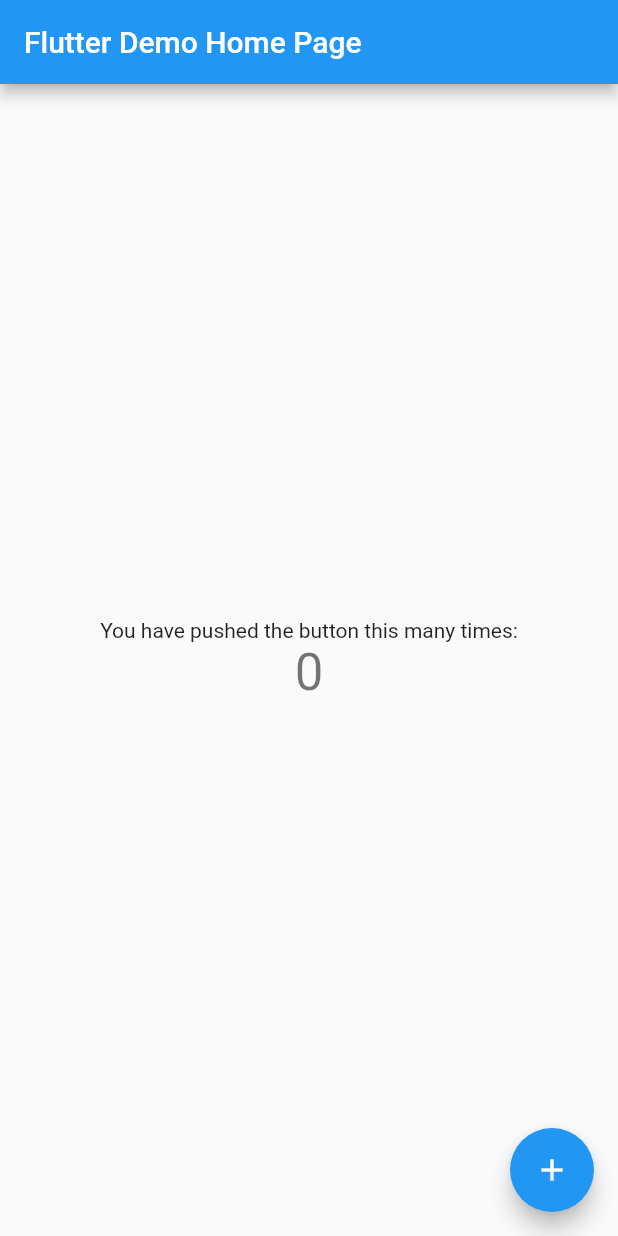
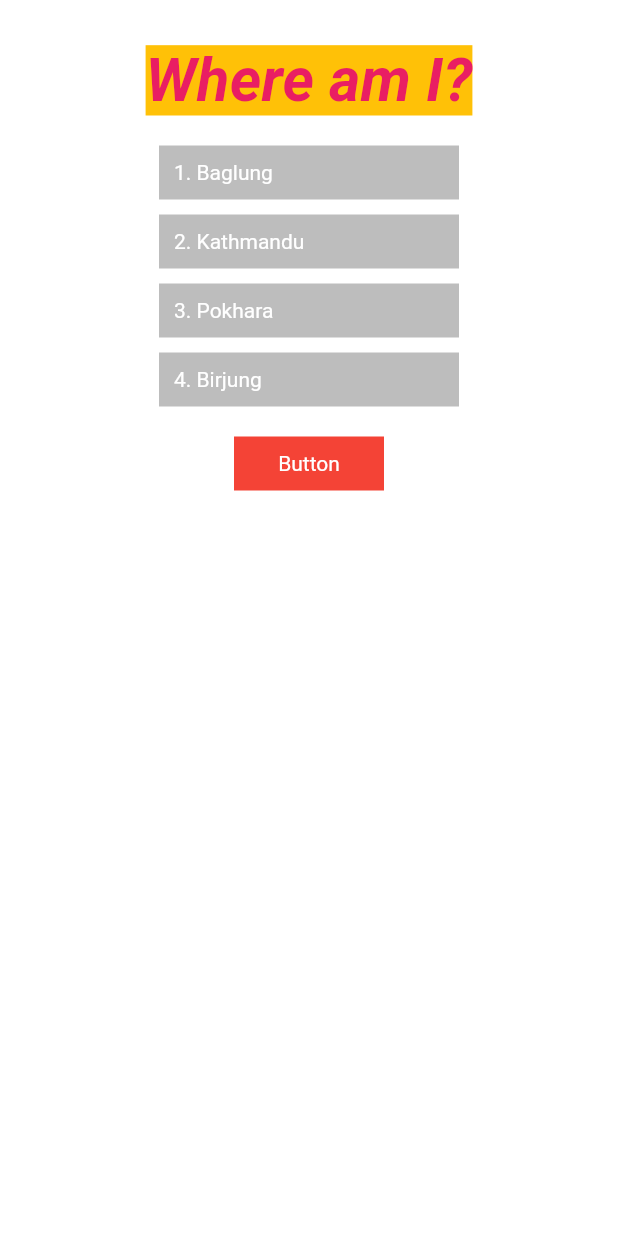
Before and after one commit to ck-lamib/Flutter, a Flutter app: the screen it shows after launch, on a phone screen of 412 x 824 dp. Run offline on Flutter 3.47's test engine with Material 2 defaults, Android fonts, the phone set to English and light mode, and no system bars.

Commit message:
adding main.dart file after learning flutter widget and gesureDectector from https://dlohani.com.np/blog/flutter-intro-nepali-series

```diff
--- a/first_flutter_app/lib/main.dart
+++ b/first_flutter_app/lib/main.dart
@@ -1,115 +1,89 @@
 import 'package:flutter/material.dart';
 
-void main() {
-  runApp(const MyApp());
+void main(List<String> args) {
+  runApp(App());
 }
 
-class MyApp extends StatelessWidget {
-  const MyApp({Key? key}) : super(key: key);
-
-  // This widget is the root of your application.
+class App extends StatelessWidget {
   @override
   Widget build(BuildContext context) {
-    return MaterialApp(
-      title: 'Flutter Demo',
-      theme: ThemeData(
-        // This is the theme of your application.
-        //
-        // Try running your application with "flutter run". You'll see the
-        // application has a blue toolbar. Then, without quitting the app, try
-        // changing the primarySwatch below to Colors.green and then invoke
-        // "hot reload" (press "r" in the console where you ran "flutter run",
-        // or simply save your changes to "hot reload" in a Flutter IDE).
-        // Notice that the counter didn't reset back to zero; the application
-        // is not restarted.
-        primarySwatch: Colors.blue,
+    return Container(
+      padding: EdgeInsets.all(20),
+      child: Column(
+        children: [
+          Container(
+            color: Colors.white,
+            padding: EdgeInsets.all(10),
+            margin: EdgeInsets.only(bottom: 10),
+            child: const Text(
+              "Where am I?",
+              textDirection: TextDirection.ltr,
+              style: TextStyle(
+                  color: Colors.pink,
+                  fontSize: 40,
+                  fontWeight: FontWeight.bold,
+                  backgroundColor: Colors.amber,
+                  fontStyle: FontStyle.italic),
+            ),
+          ),
+          Container(
+            width: 200,
+            color: Colors.grey.shade400,
+            padding: EdgeInsets.all(10),
+            margin: EdgeInsets.only(bottom: 10),
+            child: const Text(
+              "1. Baglung",
+              textDirection: TextDirection.ltr,
+            ),
+          ),
+          Container(
+            width: 200,
+            color: Colors.grey.shade400,
+            padding: EdgeInsets.all(10),
+            margin: EdgeInsets.only(bottom: 10),
+            child: const Text(
+              "2. Kathmandu",
+              textDirection: TextDirection.ltr,
+            ),
+          ),
+          Container(
+            width: 200,
+            color: Colors.grey.shade400,
+            padding: EdgeInsets.all(10),
+            margin: EdgeInsets.only(bottom: 10),
+            child: const Text(
+              "3. Pokhara",
+              textDirection: TextDirection.ltr,
+            ),
+          ),
+          Container(
+            width: 200,
+            color: Colors.grey.shade400,
+            padding: EdgeInsets.all(10),
+            margin: EdgeInsets.only(bottom: 10),
+            child: const Text(
+              "4. Birjung",
+              textDirection: TextDirection.ltr,
+            ),
+          ),
+          GestureDetector(
+            onTap: (() {
+              print("submit button is pressed.");
+            }),
+            child: Container(
+              width: 100,
+              color: Colors.red,
+              padding: EdgeInsets.all(10),
+              margin: EdgeInsets.only(top: 10),
+              alignment: Alignment.center,
+              child: const Text(
+                "Button",
+                textDirection: TextDirection.ltr,
+              ),
+            ),
+          ),
+        ],
       ),
-      home: const MyHomePage(title: 'Flutter Demo Home Page'),
     );
   }
 }
-
-class MyHomePage extends StatefulWidget {
-  const MyHomePage({Key? key, required this.title}) : super(key: key);
-
-  // This widget is the home page of your application. It is stateful, meaning
-  // that it has a State object (defined below) that contains fields that affect
-  // how it looks.
-
-  // This class is the configuration for the state. It holds the values (in this
-  // case the title) provided by the parent (in this case the App widget) and
-  // used by the build method of the State. Fields in a Widget subclass are
-  // always marked "final".
-
-  final String title;
-
-  @override
-  State<MyHomePage> createState() => _MyHomePageState();
-}
-
-class _MyHomePageState extends State<MyHomePage> {
-  int _counter = 0;
-
-  void _incrementCounter() {
-    setState(() {
-      // This call to setState tells the Flutter framework that something has
-      // changed in this State, which causes it to rerun the build method below
-      // so that the display can reflect the updated values. If we changed
-      // _counter without calling setState(), then the build method would not be
-      // called again, and so nothing would appear to happen.
-      _counter++;
-    });
-  }
-
-  @override
-  Widget build(BuildContext context) {
-    // This method is rerun every time setState is called, for instance as done
-    // by the _incrementCounter method above.
-    //
-    // The Flutter framework has been optimized to make rerunning build methods
-    // fast, so that you can just rebuild anything that needs updating rather
-    // than having to individually change instances of widgets.
-    return Scaffold(
-      appBar: AppBar(
-        // Here we take the value from the MyHomePage object that was created by
-        // the App.build method, and use it to set our appbar title.
-        title: Text(widget.title),
-      ),
-      body: Center(
-        // Center is a layout widget. It takes a single child and positions it
-        // in the middle of the parent.
-        child: Column(
-          // Column is also a layout widget. It takes a list of children and
-          // arranges them vertically. By default, it sizes itself to fit its
-          // children horizontally, and tries to be as tall as its parent.
-          //
-          // Invoke "debug painting" (press "p" in the console, choose the
-          // "Toggle Debug Paint" action from the Flutter Inspector in Android
-          // Studio, or the "Toggle Debug Paint" command in Visual Studio Code)
-          // to see the wireframe for each widget.
-          //
-          // Column has various properties to control how it sizes itself and
-          // how it positions its children. Here we use mainAxisAlignment to
-          // center the children vertically; the main axis here is the vertical
-          // axis because Columns are vertical (the cross axis would be
-          // horizontal).
-          mainAxisAlignment: MainAxisAlignment.center,
-          children: <Widget>[
-            const Text(
-              'You have pushed the button this many times:',
-            ),
-            Text(
-              '$_counter',
-              style: Theme.of(context).textTheme.headline4,
-            ),
-          ],
-        ),
-      ),
-      floatingActionButton: FloatingActionButton(
-        onPressed: _incrementCounter,
-        tooltip: 'Increment',
-        child: const Icon(Icons.add),
-      ), // This trailing comma makes auto-formatting nicer for build methods.
-    );
-  }
-}
```
Also changed, not shown: 1 other file.
